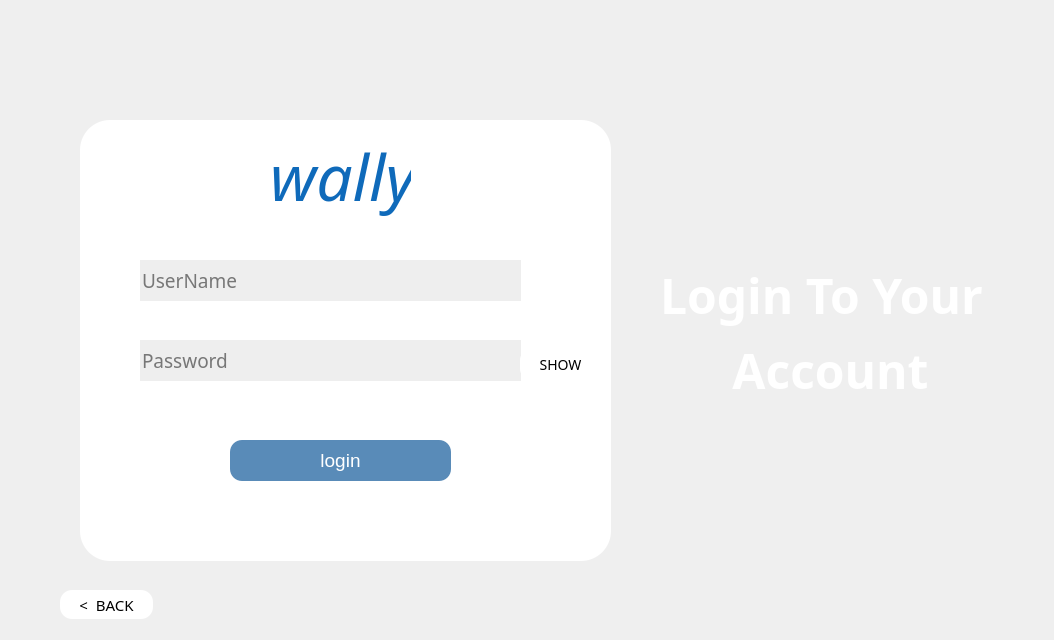
Qt form wallet_proj_qt/simple_wallet/loginwindow.ui (Mahossam36/Smart-Wallet-System) before a commit.
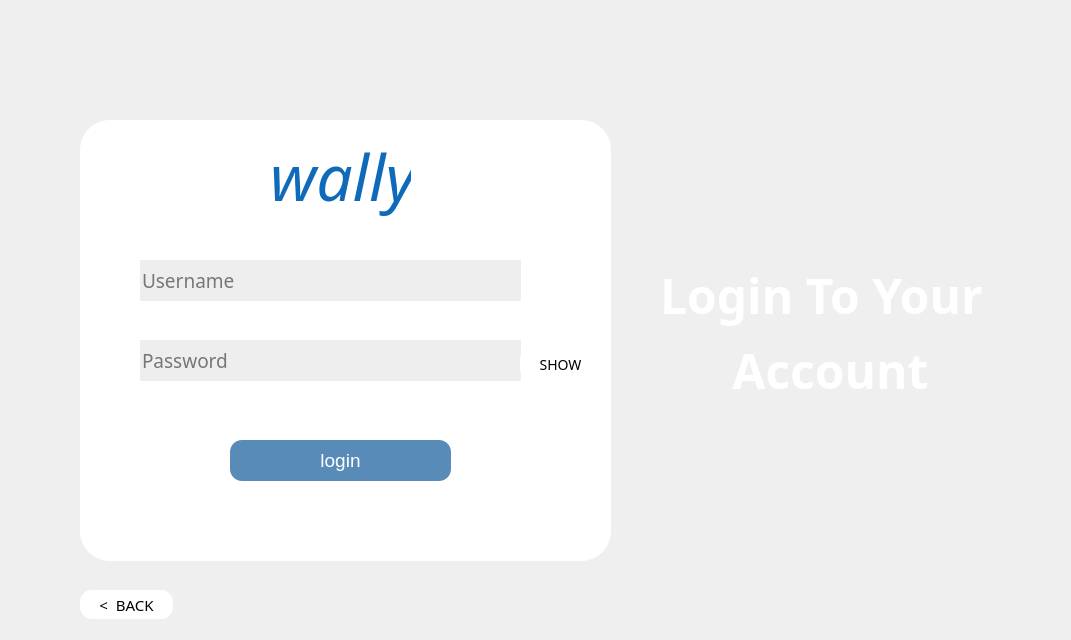
The same form after that commit. Icons and pictures are not drawn.

```diff
--- a/wallet_proj_qt/simple_wallet/loginwindow.ui
+++ b/wallet_proj_qt/simple_wallet/loginwindow.ui
@@ -6,7 +6,7 @@
    <rect>
     <x>0</x>
     <y>0</y>
-    <width>1054</width>
+    <width>1071</width>
     <height>640</height>
    </rect>
   </property>
@@ -91,7 +91,7 @@
      <bool>false</bool>
     </property>
     <property name="placeholderText">
-     <string>UserName</string>
+     <string>Username</string>
     </property>
    </widget>
    <widget class="QLineEdit" name="passwordLogin">
@@ -607,7 +607,7 @@
    <widget class="QPushButton" name="backButton">
     <property name="geometry">
      <rect>
-      <x>60</x>
+      <x>80</x>
       <y>590</y>
       <width>93</width>
       <height>29</height>
```
